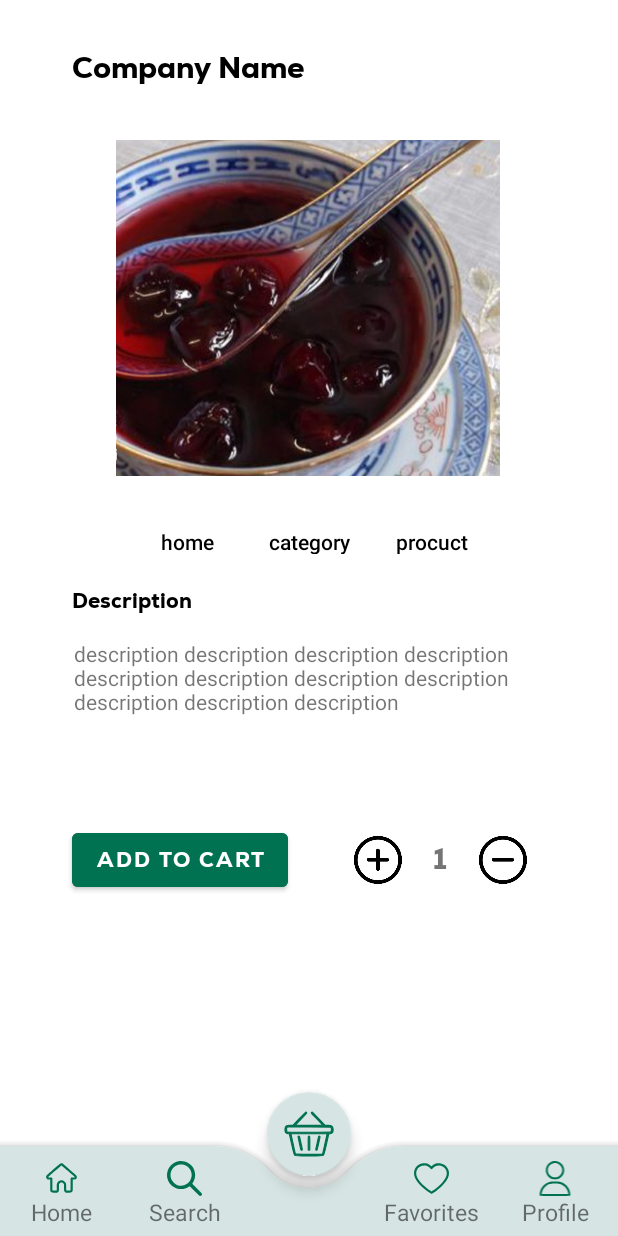
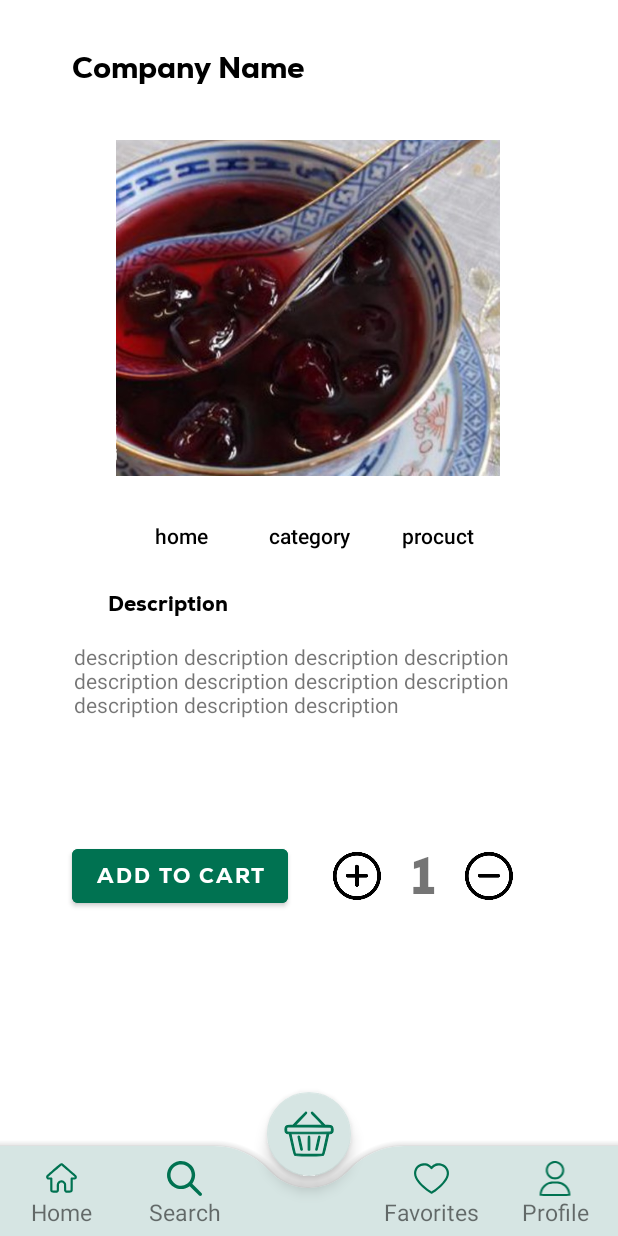
Before and after one commit to ErenGokirmak/bahceden, an Android app: the ProductActivity screen opened directly, with no data from a screen before it, on a phone screen of 412 x 824 dp. Run offline under Robolectric (Android 15) with nearby library versions, the phone set to English and light mode, and no system bars.

Commit message:
further design of product page

```diff
--- a/app/src/main/res/layout/activity_product.xml
+++ b/app/src/main/res/layout/activity_product.xml
@@ -12,41 +12,51 @@
         style="@android:style/Widget.Holo.Button.Borderless"
         layout="@layout/bottom_app_bar"
         android:layout_width="match_parent"
-        android:layout_height="match_parent"
-        tools:layout_editor_absoluteX="0dp"
-        tools:layout_editor_absoluteY="0dp" />
+        android:layout_height="match_parent" />
+
+    <LinearLayout
+        android:id="@+id/navigationButtonsLayout"
+        android:gravity="center"
+        android:layout_width="263dp"
+        android:layout_height="48dp"
+        android:orientation="horizontal"
+        app:layout_constraintEnd_toEndOf="parent"
+        app:layout_constraintStart_toStartOf="parent"
+        app:layout_constraintTop_toBottomOf="@+id/productImage">
+
+        <Button
+            android:id="@+id/productHomeButton"
+            style="@style/Widget.AppCompat.Button.Borderless"
+            android:layout_width="65dp"
+            android:layout_height="48dp"
+            android:padding="0dp"
+            android:text="home"
+            android:layout_marginHorizontal="10dp"
+            android:textAllCaps="false"
+            android:textColor="@color/black" />
 
         <Button
             android:id="@+id/productCategoryButton"
             style="@style/Widget.AppCompat.Button.Borderless"
             android:layout_width="65dp"
-        android:layout_height="30dp"
-        android:layout_marginStart="16dp"
-        android:layout_marginTop="12dp"
+            android:layout_height="48dp"
             android:padding="0dp"
+            android:layout_marginHorizontal="10dp"
             android:text="category"
             android:textAllCaps="false"
-        android:textColor="@color/black"
-        app:iconPadding="4dp"
-        app:layout_constraintStart_toEndOf="@+id/productHomeButton"
-        app:layout_constraintTop_toBottomOf="@+id/productImage" />
+            android:textColor="@color/black" />
 
         <Button
             android:id="@+id/productTypeButton"
             style="@style/Widget.AppCompat.Button.Borderless"
             android:layout_width="65dp"
-        android:layout_height="30dp"
-        android:layout_marginStart="16dp"
-        android:layout_marginTop="12dp"
+            android:layout_height="48dp"
             android:padding="0dp"
             android:text="procuct"
+            android:layout_marginHorizontal="10dp"
             android:textAllCaps="false"
-        android:textColor="@color/black"
-        app:iconPadding="4dp"
-        app:layout_constraintEnd_toEndOf="parent"
-        app:layout_constraintHorizontal_bias="0.0"
-        app:layout_constraintStart_toEndOf="@+id/productCategoryButton"
-        app:layout_constraintTop_toBottomOf="@+id/productImage" />
+            android:textColor="@color/black" />
+    </LinearLayout>
 
     <TextView
         android:id="@+id/companyNameDisplay"
@@ -73,33 +83,18 @@
         app:layout_constraintTop_toBottomOf="@+id/companyNameDisplay"
         app:srcCompat="@drawable/jam" />
 
-    <Button
-        android:id="@+id/productHomeButton"
-        style="@style/Widget.AppCompat.Button.Borderless"
-        android:layout_width="65dp"
-        android:layout_height="30dp"
-        android:layout_marginStart="92dp"
-        android:layout_marginTop="12dp"
-        android:padding="0dp"
-        android:text="home"
-        android:textAllCaps="false"
-        android:textColor="@color/black"
-        app:iconPadding="4dp"
-        app:layout_constraintStart_toStartOf="@+id/bottomBar"
-        app:layout_constraintTop_toBottomOf="@+id/productImage" />
 
     <TextView
         android:id="@+id/descriptionTitle"
         android:layout_width="wrap_content"
         android:layout_height="wrap_content"
-        android:layout_marginTop="16dp"
+        android:layout_marginStart="72dp"
+        android:layout_marginTop="12dp"
         android:fontFamily="@font/nexa_heavy"
         android:text="Description"
         android:textColor="@color/black"
-        app:layout_constraintEnd_toEndOf="parent"
-        app:layout_constraintHorizontal_bias="0.145"
         app:layout_constraintStart_toStartOf="parent"
-        app:layout_constraintTop_toBottomOf="@+id/productHomeButton" />
+        app:layout_constraintTop_toBottomOf="@+id/navigationButtonsLayout" />
 
     <TextView
         android:id="@+id/descriptionTextDisplay"
@@ -111,12 +106,21 @@
         app:layout_constraintStart_toStartOf="parent"
         app:layout_constraintTop_toBottomOf="@+id/descriptionTitle" />
 
+    <LinearLayout
+        android:layout_width="wrap_content"
+        android:layout_height="49dp"
+        android:layout_marginStart="28dp"
+        android:layout_marginTop="16dp"
+        android:gravity="center"
+        android:orientation="horizontal"
+        app:layout_constraintStart_toStartOf="parent"
+        app:layout_constraintTop_toBottomOf="@+id/descriptionTextDisplay">
+
         <Button
             android:id="@+id/button10"
             android:layout_width="wrap_content"
             android:layout_height="wrap_content"
-        android:layout_marginStart="48dp"
-        android:layout_marginTop="8dp"
+            android:layout_marginHorizontal="20dp"
             android:backgroundTint="@color/bahceden_green"
             android:fontFamily="@font/nexa_heavy"
             android:text="Add to cart"
@@ -127,34 +131,26 @@
             android:id="@+id/increaseItemCountButton"
             android:layout_width="32dp"
             android:layout_height="32dp"
-        android:layout_marginStart="44dp"
-        android:layout_marginTop="16dp"
-        app:layout_constraintStart_toEndOf="@+id/button10"
-        app:layout_constraintTop_toBottomOf="@+id/descriptionTextDisplay"
+            android:layout_marginHorizontal="10dp"
             app:srcCompat="@mipmap/add_foreground" />
 
         <TextView
             android:id="@+id/itemCountDisplay"
-        android:layout_width="35dp"
-        android:layout_height="32dp"
-        android:layout_marginStart="8dp"
-        android:layout_marginTop="16dp"
+            android:layout_width="wrap_content"
+            android:layout_height="wrap_content"
+            android:layout_marginHorizontal="10dp"
             android:fontFamily="@font/nexa_heavy"
-        android:padding="2dp"
             android:text="1"
             android:textAlignment="center"
-        android:textSize="20sp"
-        app:layout_constraintStart_toEndOf="@+id/increaseItemCountButton"
-        app:layout_constraintTop_toBottomOf="@+id/descriptionTextDisplay" />
+            android:textSize="35dp" />
 
         <ImageView
             android:id="@+id/decreaseItemCountButton"
             android:layout_width="32dp"
             android:layout_height="32dp"
-        android:layout_marginStart="8dp"
-        android:layout_marginTop="16dp"
-        app:layout_constraintStart_toEndOf="@+id/itemCountDisplay"
-        app:layout_constraintTop_toBottomOf="@+id/descriptionTextDisplay"
+            android:layout_marginHorizontal="10dp"
             app:srcCompat="@mipmap/remove_foreground" />
+    </LinearLayout>
+
 
 </androidx.constraintlayout.widget.ConstraintLayout>
```
Lines whose indentation alone changed are shown as unchanged.
